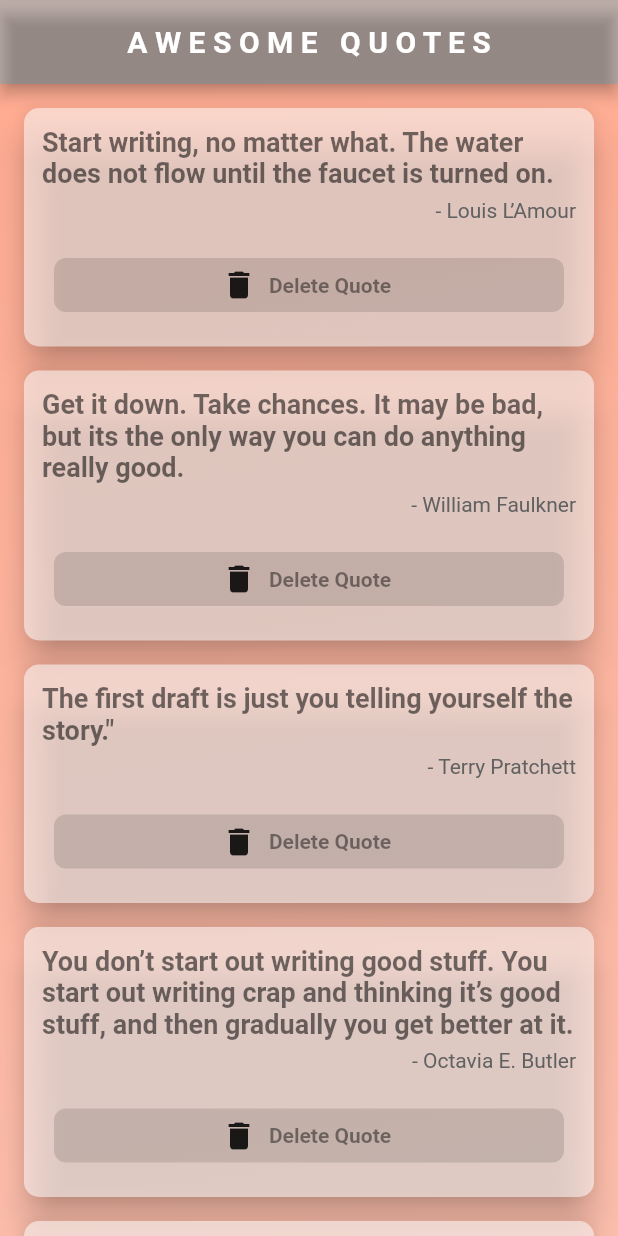
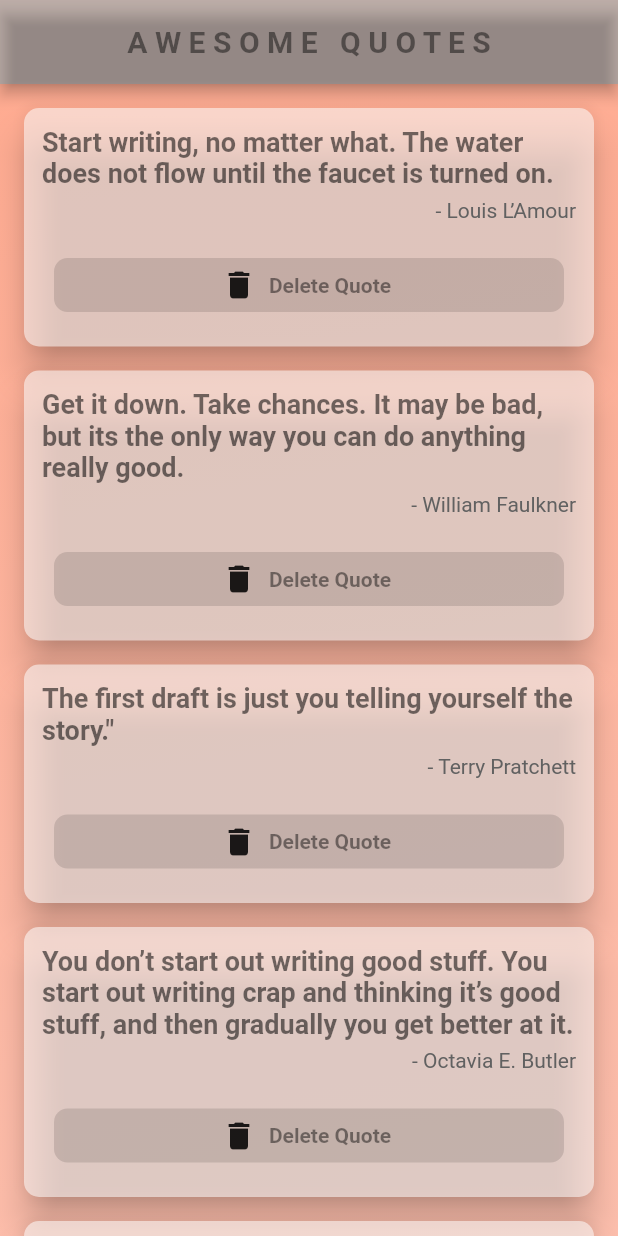
Before and after one commit to iamrajsinh/Flutter_quotes, a Flutter app: the screen it shows after launch, on a phone screen of 412 x 824 dp. Run offline on Flutter 3.47's test engine with Material 2 defaults, Android fonts, the phone set to English and light mode, and no system bars.

Commit message:
Better AppBar

```diff
--- a/quotes/lib/main.dart
+++ b/quotes/lib/main.dart
@@ -78,7 +78,7 @@ class _QuoteListState extends State<QuoteList> {
             fontWeight: FontWeight.bold,
           ),
         ),
-        foregroundColor: Colors.white,
+        foregroundColor: Colors.black45,
         centerTitle: true,
         backgroundColor: Colors.white10,
       ),
--- a/quotes/lib/quote_card.dart
+++ b/quotes/lib/quote_card.dart
@@ -39,7 +39,7 @@ class QuoteCard extends StatelessWidget {
               padding: const EdgeInsets.fromLTRB(8, 8, 8, 5),
               child: FlatButton.icon(
                 shape: RoundedRectangleBorder(
-                    borderRadius: BorderRadius.circular(8)),
+                    borderRadius: BorderRadius.circular(9)),
                 onPressed: () {},
                 color: Colors.black12,
                 label: Text(
```
